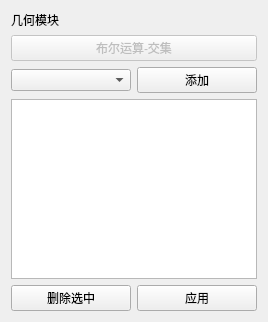
Before: the Qt Designer form plugins/Base_Gemo/OccBooleanCommonWidget.ui in asd977/base_cae, drawn with Qt 5.
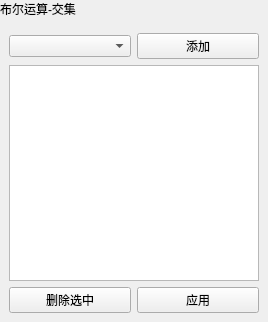
After: the same form once the commit is applied.

The edit to the form file:
```diff
--- a/plugins/Base_Gemo/OccBooleanCommonWidget.ui
+++ b/plugins/Base_Gemo/OccBooleanCommonWidget.ui
@@ -11,17 +11,25 @@
    </rect>
   </property>
   <layout class="QVBoxLayout" name="verticalLayout">
-   <item>
-    <widget class="QLabel" name="pageNameLabel">
-     <property name="text">
-      <string>几何模块</string>
-     </property>
-    </widget>
-   </item>
+   <property name="leftMargin">
+    <number>0</number>
+   </property>
+   <property name="topMargin">
+    <number>0</number>
+   </property>
+   <property name="rightMargin">
+    <number>0</number>
+   </property>
+   <property name="bottomMargin">
+    <number>0</number>
+   </property>
    <item>
-    <widget class="QPushButton" name="sectionTitleButton">
-     <property name="enabled">
-      <bool>false</bool>
+    <widget class="QLabel" name="pageHeaderLabel">
+     <property name="sizePolicy">
+      <sizepolicy hsizetype="Preferred" vsizetype="Fixed">
+       <horstretch>0</horstretch>
+       <verstretch>0</verstretch>
+      </sizepolicy>
      </property>
      <property name="text">
       <string>布尔运算-交集</string>
@@ -29,9 +37,33 @@
     </widget>
    </item>
    <item>
+    <layout class="QVBoxLayout" name="contentLayout">
+     <property name="leftMargin">
+      <number>9</number>
+     </property>
+     <property name="topMargin">
+      <number>9</number>
+     </property>
+     <property name="rightMargin">
+      <number>9</number>
+     </property>
+     <property name="bottomMargin">
+      <number>9</number>
+     </property>
+     <property name="spacing">
+      <number>6</number>
+     </property>
+     <item>
     <layout class="QHBoxLayout" name="addLayout">
      <item>
-      <widget class="QComboBox" name="sourceComboBox"/>
+        <widget class="QComboBox" name="sourceComboBox">
+         <property name="minimumSize">
+          <size>
+           <width>10</width>
+           <height>0</height>
+          </size>
+         </property>
+        </widget>
      </item>
      <item>
       <widget class="QPushButton" name="addButton">
@@ -68,6 +100,8 @@
     </layout>
    </item>
   </layout>
+   </item>
+  </layout>
  </widget>
  <resources/>
  <connections/>
```
Left out of the diff: 6 changed lines with no effect on the pictures. Lines whose indentation alone changed are shown as unchanged.
